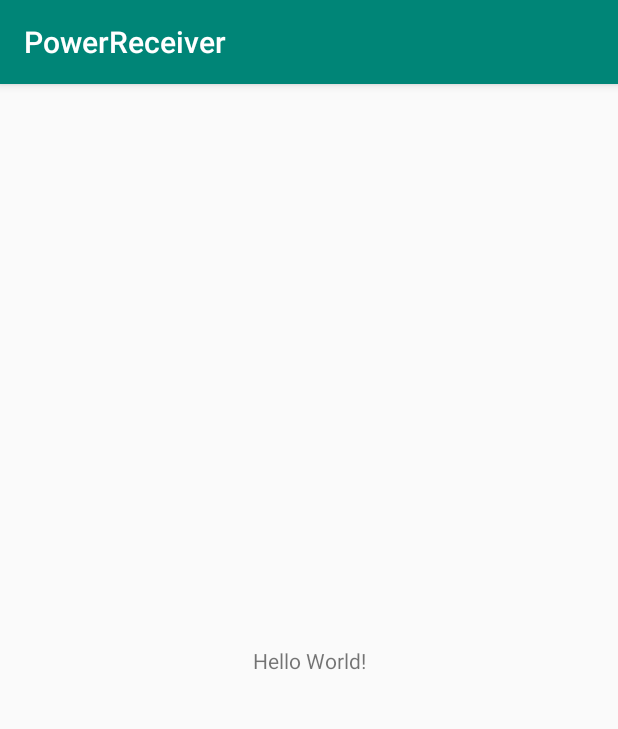
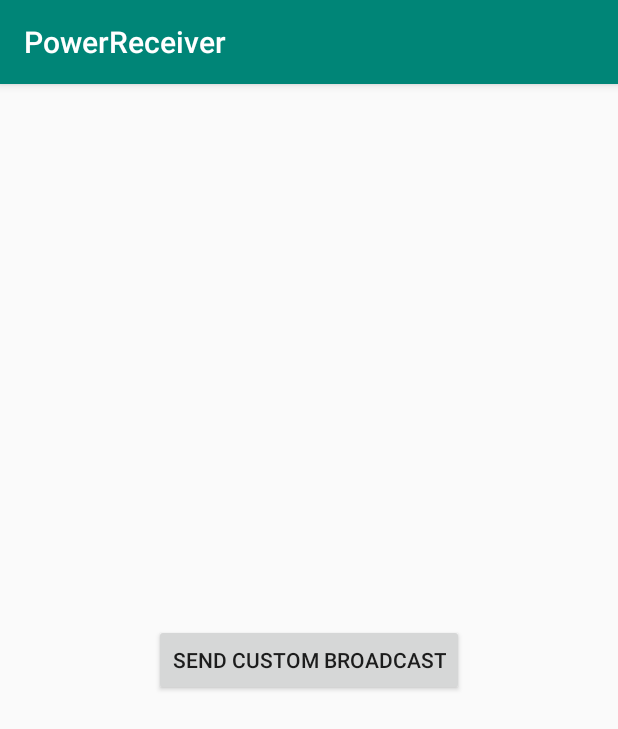
Before and after one commit to SaumyaSingh1/Android-Codelabs, an Android app: the screen it shows after launch (MainActivity), on a phone screen of 412 x 824 dp. Shown: the top 729 px of the screen. Run offline under Robolectric (Android 15) with nearby library versions, the phone set to English and light mode, and no system bars.

Commit message:
Completed Power Receiver App

```diff
--- a/PowerReceiver/app/src/main/java/com/developersanjeev/powerreceiver/CustomReceiver.java
+++ b/PowerReceiver/app/src/main/java/com/developersanjeev/powerreceiver/CustomReceiver.java
@@ -6,6 +6,9 @@ import android.content.Intent;
 import android.widget.Toast;
 
 public class CustomReceiver extends BroadcastReceiver {
+
+    private static final String ACTION_CUSTOM_BROADCAST =
+            BuildConfig.APPLICATION_ID + ".ACTION_CUSTOM_BROADCAST";
 
     @Override
     public void onReceive(Context context, Intent intent) {
@@ -20,6 +23,9 @@ public class CustomReceiver extends BroadcastReceiver {
                 case Intent.ACTION_POWER_DISCONNECTED :
                     toastMessage = "Power Disconnected";
                     break;
+                case ACTION_CUSTOM_BROADCAST :
+                    toastMessage = "Custom Broadcast Received";
+                    break;
             }
             Toast.makeText(context, toastMessage, Toast.LENGTH_SHORT).show();
         }
--- a/PowerReceiver/app/src/main/java/com/developersanjeev/powerreceiver/MainActivity.java
+++ b/PowerReceiver/app/src/main/java/com/developersanjeev/powerreceiver/MainActivity.java
@@ -2,12 +2,16 @@ package com.developersanjeev.powerreceiver;
 
 import android.content.Intent;
 import android.content.IntentFilter;
+import android.support.v4.content.LocalBroadcastManager;
 import android.support.v7.app.AppCompatActivity;
 import android.os.Bundle;
+import android.view.View;
 
 public class MainActivity extends AppCompatActivity {
 
     private CustomReceiver mReceiver;
+    private static final String ACTION_CUSTOM_BROADCAST =
+            BuildConfig.APPLICATION_ID + ".ACTION_CUSTOM_BROADCAST";
 
     @Override
     protected void onCreate(Bundle savedInstanceState) {
@@ -15,6 +19,10 @@ public class MainActivity extends AppCompatActivity {
         setContentView(R.layout.activity_main);
 
         mReceiver = new CustomReceiver();
+
+        LocalBroadcastManager.getInstance(this)
+                .registerReceiver(mReceiver,
+                        new IntentFilter(ACTION_CUSTOM_BROADCAST));
 
         IntentFilter filter = new IntentFilter();
         filter.addAction(Intent.ACTION_POWER_CONNECTED);
@@ -26,6 +34,13 @@ public class MainActivity extends AppCompatActivity {
     @Override
     protected void onDestroy() {
         this.unregisterReceiver(mReceiver);
+        LocalBroadcastManager.getInstance(this)
+                .unregisterReceiver(mReceiver);
         super.onDestroy();
     }
+
+    public void sendCustomBroadcast(View view) {
+        Intent customBroadcastIntent = new Intent(ACTION_CUSTOM_BROADCAST);
+        LocalBroadcastManager.getInstance(this).sendBroadcast(customBroadcastIntent);
+    }
 }
--- a/PowerReceiver/app/src/main/res/layout/activity_main.xml
+++ b/PowerReceiver/app/src/main/res/layout/activity_main.xml
@@ -6,10 +6,12 @@
     android:layout_height="match_parent"
     tools:context=".MainActivity">
 
-    <TextView
+    <Button
+        android:id="@+id/sendBroadCast"
         android:layout_width="wrap_content"
         android:layout_height="wrap_content"
-        android:text="Hello World!"
+        android:text="@string/send_custom_broadcast"
+        android:onClick="sendCustomBroadcast"
         app:layout_constraintBottom_toBottomOf="parent"
         app:layout_constraintLeft_toLeftOf="parent"
         app:layout_constraintRight_toRightOf="parent"
--- a/PowerReceiver/app/src/main/res/values/strings.xml
+++ b/PowerReceiver/app/src/main/res/values/strings.xml
@@ -1,3 +1,4 @@
 <resources>
     <string name="app_name">PowerReceiver</string>
+    <string name="send_custom_broadcast">Send Custom Broadcast</string>
 </resources>
```
